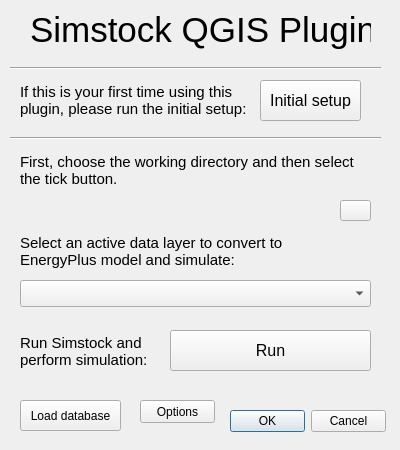
Before: the Qt Designer form simstock_qgis/Simstock_QGIS_dialog_base.ui in UCL/simstock_qgis, drawn with Qt 5.
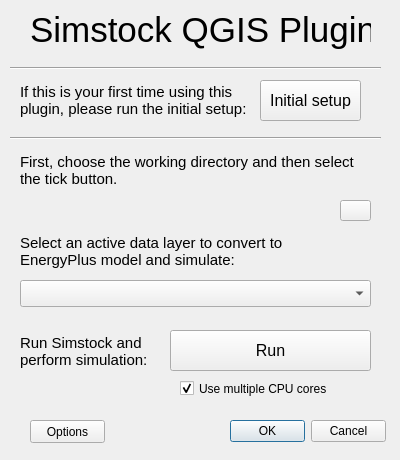
After: the same form once the commit is applied. Icons and pictures are not drawn. Custom widgets are drawn as their Qt base class.

Commit message: Added multiprocessing checkbox

Diff of the .ui file:
```diff
--- a/simstock_qgis/Simstock_QGIS_dialog_base.ui
+++ b/simstock_qgis/Simstock_QGIS_dialog_base.ui
@@ -7,13 +7,13 @@
     <x>0</x>
     <y>0</y>
     <width>400</width>
-    <height>450</height>
+    <height>460</height>
    </rect>
   </property>
   <property name="minimumSize">
    <size>
     <width>400</width>
-    <height>450</height>
+    <height>460</height>
    </size>
   </property>
   <property name="windowTitle">
@@ -59,7 +59,7 @@
    <property name="geometry">
     <rect>
      <x>230</x>
-     <y>410</y>
+     <y>420</y>
      <width>156</width>
      <height>23</height>
     </rect>
@@ -222,24 +222,11 @@
     <enum>Qt::Horizontal</enum>
    </property>
   </widget>
-  <widget class="QPushButton" name="pbDatabase">
-   <property name="geometry">
-    <rect>
-     <x>20</x>
-     <y>400</y>
-     <width>101</width>
-     <height>31</height>
-    </rect>
-   </property>
-   <property name="text">
-    <string>Load database</string>
-   </property>
-  </widget>
   <widget class="QPushButton" name="pbOptions">
    <property name="geometry">
     <rect>
-     <x>140</x>
-     <y>400</y>
+     <x>30</x>
+     <y>420</y>
      <width>75</width>
      <height>23</height>
     </rect>
@@ -265,6 +252,27 @@
      <normaloff>tick_small.png</normaloff>tick_small.png</iconset>
    </property>
   </widget>
+  <widget class="QCheckBox" name="cbMulti">
+   <property name="geometry">
+    <rect>
+     <x>180</x>
+     <y>380</y>
+     <width>161</width>
+     <height>17</height>
+    </rect>
+   </property>
+   <property name="font">
+    <font>
+     <pointsize>9</pointsize>
+    </font>
+   </property>
+   <property name="text">
+    <string>Use multiple CPU cores</string>
+   </property>
+   <property name="checked">
+    <bool>true</bool>
+   </property>
+  </widget>
  </widget>
  <customwidgets>
   <customwidget>
```
